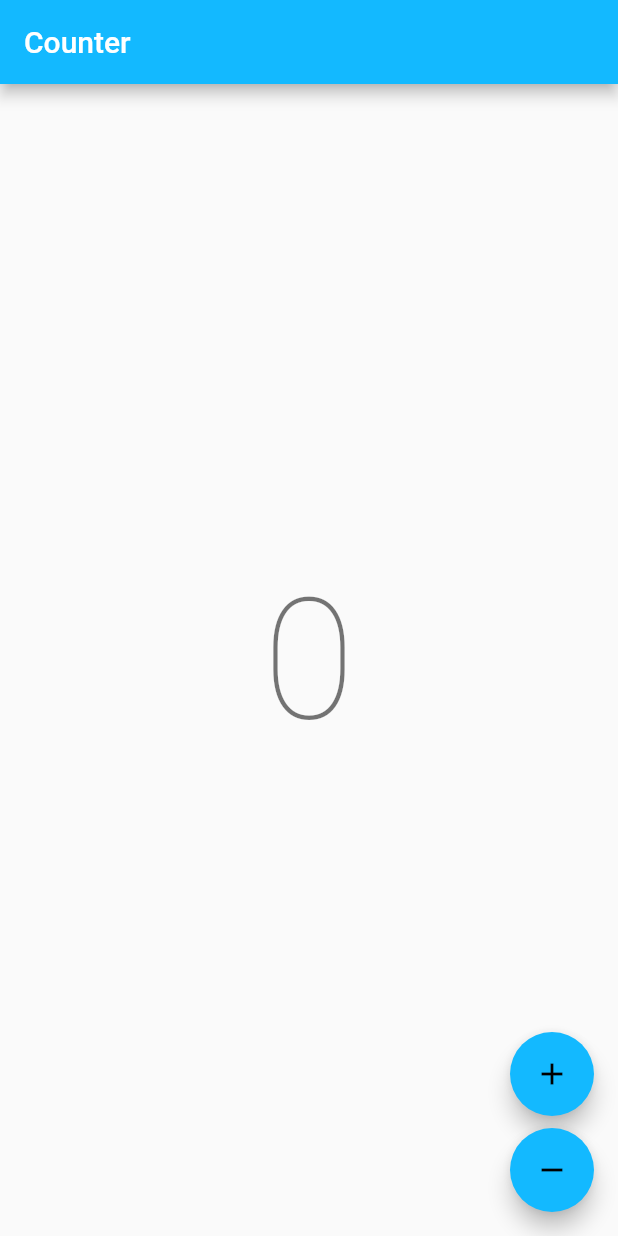
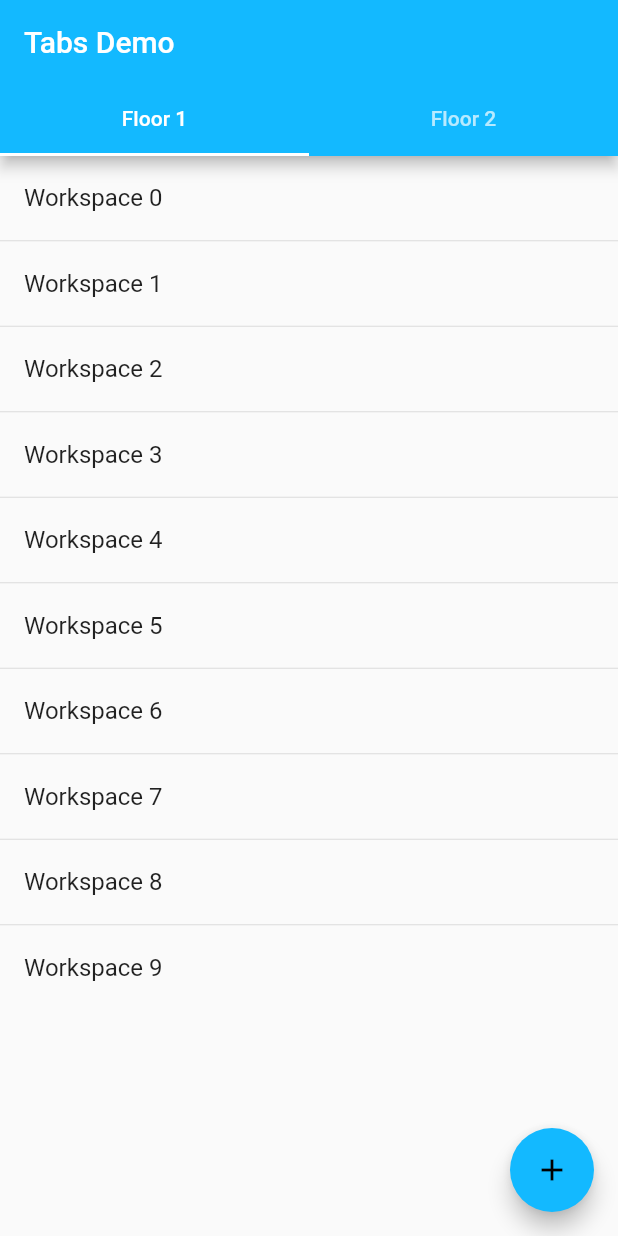
Before and after one commit to alexbejann/bookingsystem-api, a Flutter app: the screen it shows after launch, on a phone screen of 412 x 824 dp. Run offline on Flutter 3.47's test engine with Material 2 defaults, Android fonts, the phone set to English and light mode, and no system bars; our stand-ins replace bloc, flutter_bloc; generated files the repository leaves out were written again.

Commit message:
Implementing frontend mockups, WIP

```diff
--- a/frontend/lib/app/view/app.dart
+++ b/frontend/lib/app/view/app.dart
@@ -7,7 +7,7 @@
 
 import 'package:flutter/material.dart';
 import 'package:flutter_localizations/flutter_localizations.dart';
-import 'package:frontend/counter/counter.dart';
+import 'package:frontend/home/view/home_page.dart';
 import 'package:frontend/l10n/l10n.dart';
 
 class App extends StatelessWidget {
@@ -27,7 +27,7 @@ class App extends StatelessWidget {
         GlobalMaterialLocalizations.delegate,
       ],
       supportedLocales: AppLocalizations.supportedLocales,
-      home: const CounterPage(),
+      home: const HomePage(),
     );
   }
 }
--- a/frontend/lib/counter/view/counter_page.dart
+++ /dev/null
@@ -1,62 +0,0 @@
-// Copyright (c) 2022, Very Good Ventures
-// https://verygood.ventures
-//
-// Use of this source code is governed by an MIT-style
-// license that can be found in the LICENSE file or at
-// https://opensource.org/licenses/MIT.
-
-import 'package:flutter/material.dart';
-import 'package:flutter_bloc/flutter_bloc.dart';
-import 'package:frontend/counter/counter.dart';
-import 'package:frontend/l10n/l10n.dart';
-
-class CounterPage extends StatelessWidget {
-  const CounterPage({Key? key}) : super(key: key);
-
-  @override
-  Widget build(BuildContext context) {
-    return BlocProvider(
-      create: (_) => CounterCubit(),
-      child: const CounterView(),
-    );
-  }
-}
-
-class CounterView extends StatelessWidget {
-  const CounterView({Key? key}) : super(key: key);
-
-  @override
-  Widget build(BuildContext context) {
-    final l10n = context.l10n;
-    return Scaffold(
-      appBar: AppBar(title: Text(l10n.counterAppBarTitle)),
-      body: const Center(child: CounterText()),
-      floatingActionButton: Column(
-        mainAxisAlignment: MainAxisAlignment.end,
-        crossAxisAlignment: CrossAxisAlignment.end,
-        children: [
-          FloatingActionButton(
-            onPressed: () => context.read<CounterCubit>().increment(),
-            child: const Icon(Icons.add),
-          ),
-          const SizedBox(height: 8),
-          FloatingActionButton(
-            onPressed: () => context.read<CounterCubit>().decrement(),
-            child: const Icon(Icons.remove),
-          ),
-        ],
-      ),
-    );
-  }
-}
-
-class CounterText extends StatelessWidget {
-  const CounterText({Key? key}) : super(key: key);
-
-  @override
-  Widget build(BuildContext context) {
-    final theme = Theme.of(context);
-    final count = context.select((CounterCubit cubit) => cubit.state);
-    return Text('$count', style: theme.textTheme.headline1);
-  }
-}
--- a/frontend/lib/counter/counter.dart
+++ b/frontend/lib/home/home.dart
@@ -6,4 +6,4 @@
 // https://opensource.org/licenses/MIT.
 
 export 'cubit/counter_cubit.dart';
-export 'view/counter_page.dart';
+export 'view/home_page.dart';
--- /dev/null
+++ b/frontend/lib/home/view/home_page.dart
@@ -0,0 +1,89 @@
+// Copyright (c) 2022, Very Good Ventures
+// https://verygood.ventures
+//
+// Use of this source code is governed by an MIT-style
+// license that can be found in the LICENSE file or at
+// https://opensource.org/licenses/MIT.
+
+import 'package:flutter/material.dart';
+import 'package:flutter_bloc/flutter_bloc.dart';
+import 'package:frontend/home/cubit/counter_cubit.dart';
+import 'package:frontend/l10n/l10n.dart';
+import 'package:frontend/timeslots/timeslots.dart';
+
+class HomePage extends StatelessWidget {
+  const HomePage({Key? key}) : super(key: key);
+
+  @override
+  Widget build(BuildContext context) {
+    return BlocProvider(
+      create: (_) => CounterCubit(),
+      child: const CounterView(),
+    );
+  }
+}
+
+class CounterView extends StatelessWidget {
+  const CounterView({Key? key}) : super(key: key);
+
+  @override
+  Widget build(BuildContext context) {
+    final l10n = context.l10n;
+    return DefaultTabController(
+      length: 2,
+      child: Scaffold(
+        floatingActionButton: FloatingActionButton(
+          child: const Icon(Icons.add),
+          onPressed: () {
+            print("text");
+          },
+        ),
+        appBar: AppBar(
+          title: const Text('Tabs Demo'),
+          bottom: TabBar(
+            onTap: (value) {
+              print(value);
+            },
+            tabs: [
+              Tab(
+                text: 'Floor 1',
+              ),
+              Tab(
+                text: 'Floor 2',
+              ),
+            ],
+          ),
+        ),
+        body: const TabBarView(
+          children: [
+            WorkArea(),
+            Icon(Icons.directions_transit),
+          ],
+        ),
+      ),
+    );
+  }
+}
+
+class WorkArea extends StatelessWidget {
+  const WorkArea({Key? key}) : super(key: key);
+  @override
+  Widget build(BuildContext context) {
+    return ListView.separated(
+      separatorBuilder: (context, index) => const Divider(height: 1),
+      shrinkWrap: true,
+      itemCount: 10,
+      itemBuilder: (context, index) {
+        return ListTile(
+          title: Text('Workspace $index'),
+          onTap: () {
+            Navigator.push<MaterialPageRoute>(
+              context,
+              MaterialPageRoute(builder: (context) => const TimeSlotsPage()),
+            );
+          },
+        );
+      },
+    );
+  }
+}
--- /dev/null
+++ b/frontend/lib/timeslots/cubit/timeslots_state.dart
@@ -0,0 +1,6 @@
+part of 'timeslots_cubit.dart';
+
+@immutable
+abstract class TimeslotsState {}
+
+class TimeslotsInitial extends TimeslotsState {}
--- /dev/null
+++ b/frontend/lib/timeslots/timeslots.dart
@@ -0,0 +1,3 @@
+
+export 'cubit/timeslots_cubit.dart';
+export 'view/timeslots_page.dart';
```
Also changed, not shown: frontend/lib/timeslots/cubit/timeslots_cubit.dart (added, +8 -0 lines), frontend/lib/timeslots/view/timeslots_page.dart (added, +88 -0 lines), frontend/lib/timeslots/view/widgets/status.dart (added, +18 -0 lines), frontend/lib/timeslots/view/widgets/timeslot_date.dart (added, +48 -0 lines), frontend/lib/home/cubit/counter_cubit.dart (renamed from frontend/lib/counter/cubit/counter_cubit.dart), 3 other files.
